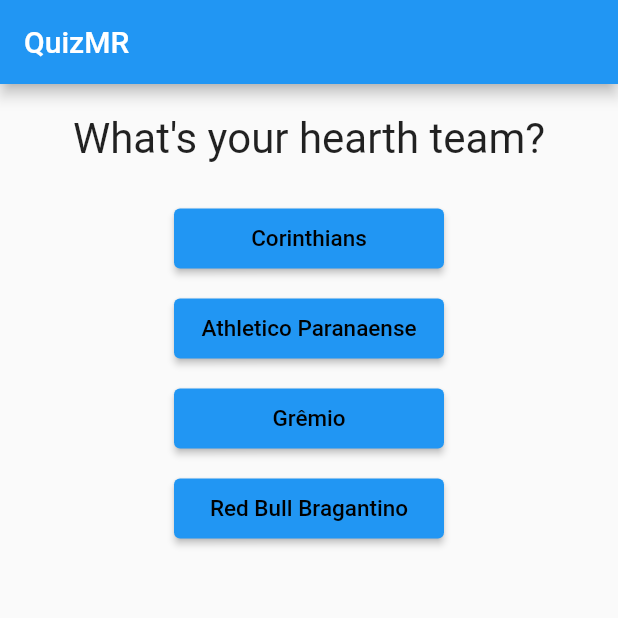
After one commit to victormatta/QuizApp, a Flutter app: the screen it shows after launch, on a phone screen of 412 x 824 dp, the top half of it. The commit adds this screen. Run offline on Flutter 3.47's test engine with Material 2 defaults, Android fonts, the phone set to English and light mode, and no system bars.

Commit message:
second savement

```diff
--- /dev/null
+++ b/lib/body.dart
@@ -0,0 +1,31 @@
+import 'package:flutter/material.dart';
+import 'package:flutter_quiz/question.dart';
+import 'package:flutter_quiz/answer.dart';
+
+class Body extends StatelessWidget {
+  const Body(
+      {required this.questionSelect,
+      required this.questions,
+      required this.answer,
+      super.key});
+
+  final int questionSelect;
+  final List<Map<String, Object>> questions;
+  final void Function() answer;
+
+  bool get selectedQuestion {
+    return questionSelect < questions.length;
+  }
+
+  @override
+  Widget build(BuildContext context) {
+    List answers =
+        selectedQuestion ? questions[questionSelect]["answer"] as List : [];
+    return Column(
+      children: [
+        Question(questions[questionSelect]["text"].toString()),
+        ...answers.map((text) => Answer(text, answer)).toList(),
+      ],
+    );
+  }
+}
--- a/lib/main.dart
+++ b/lib/main.dart
@@ -1,7 +1,6 @@
 import 'package:flutter/material.dart';
-import 'package:flutter_quiz/answer.dart';
+import 'package:flutter_quiz/body.dart';
 import 'package:flutter_quiz/congratulations.dart';
-import './question.dart';
 
 void main() {
   runApp(const QuizApp());
@@ -54,26 +53,16 @@ class _QuestionAppState extends State<QuizApp> {
 
   @override
   Widget build(BuildContext context) {
-    List answers =
-        selectedQuestion ? _questions[_questionSelect]["answer"] as List : [];
-    // List answerWidgets = answers.map((text) => Answer(text, _answer)).toList();
-    // List answers = [];
-    // for (var answerText in _questions[_questionSelect]["answer"] as List) {
-    //   answers.add(Answer(answerText, _answer));
-    // }
-
     return MaterialApp(
       home: Scaffold(
           appBar: AppBar(
             title: const Text("QuizMR"),
           ),
           body: selectedQuestion
-              ? Column(
-                  children: [
-                    Question(_questions[_questionSelect]["text"].toString()),
-                    ...answers.map((text) => Answer(text, _answer)).toList(),
-                  ],
-                )
+              ? Body(
+                  questionSelect: _questionSelect,
+                  questions: _questions,
+                  answer: _answer)
               : const Congratulations()),
     );
   }
@@ -87,3 +76,11 @@ class QuizApp extends StatefulWidget {
     return _QuestionAppState();
   }
 }
+
+    // List answers =
+    //     selectedQuestion ? _questions[_questionSelect]["answer"] as List : [];
+    // List answerWidgets = answers.map((text) => Answer(text, _answer)).toList();
+    // List answers = [];
+    // for (var answerText in _questions[_questionSelect]["answer"] as List) {
+    //   answers.add(Answer(answerText, _answer));
+    // }
```
